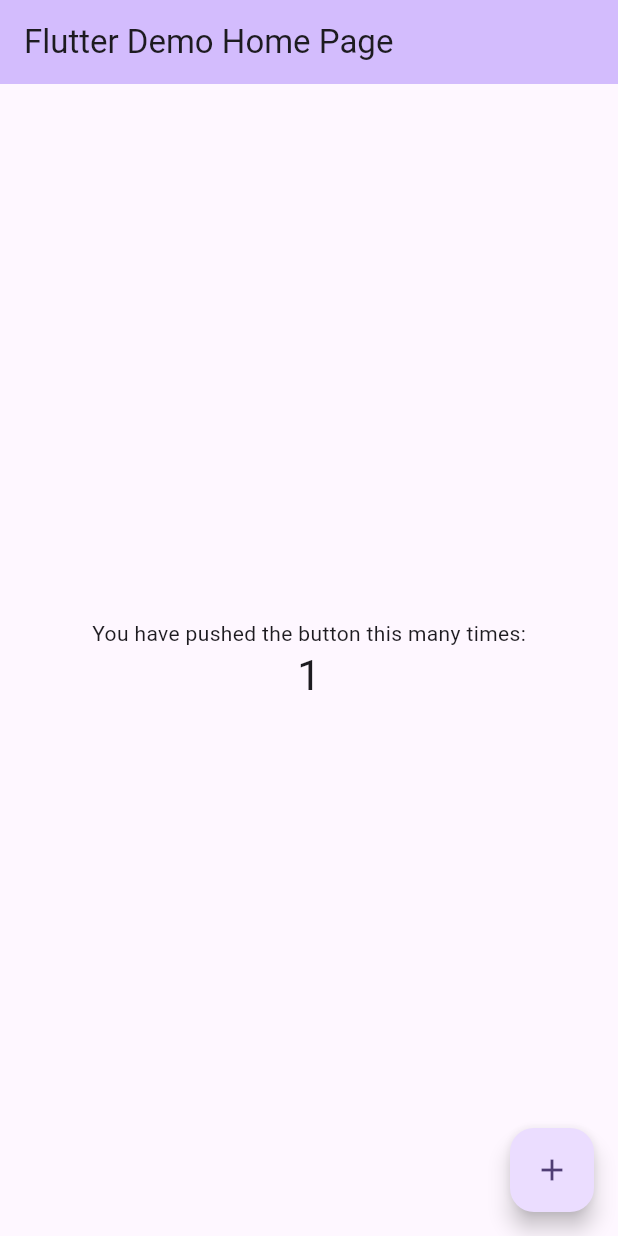
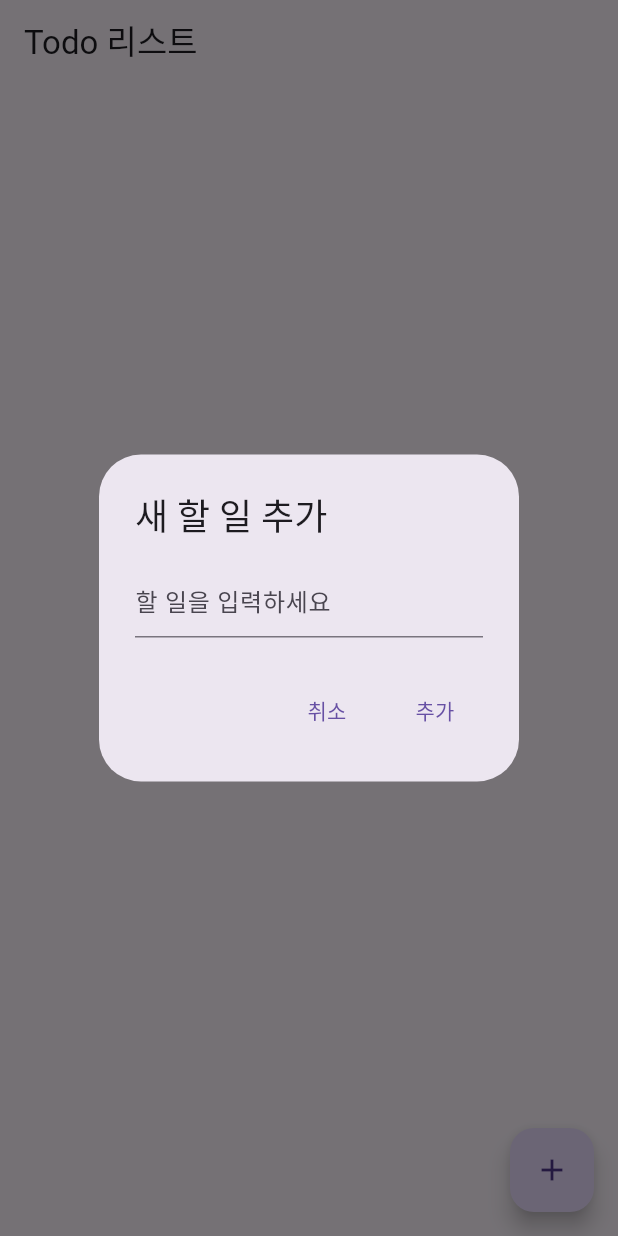
Before and after one commit to barmi/flutter_todo_app, a Flutter app: the screen it shows after launch, after a tap on the "add" icon, on a phone screen of 412 x 824 dp. Run offline on Flutter 3.47's test engine with Material 3 defaults, Android fonts, the light colour scheme and no system bars; our stand-ins replace sqflite; accounts and stored records are empty.

Commit message:
todo 기능 추가 - 참고: https://www.perplexity.ai/search/flutter-ro-to-do-appeul-mandeu-4v2y5dzeSSiSuePPHQJacA

```diff
--- a/lib/main.dart
+++ b/lib/main.dart
@@ -1,125 +1,15 @@
 import 'package:flutter/material.dart';
+import 'screens/todo_list_screen.dart';
 
-void main() {
-  runApp(const MyApp());
-}
+void main() => runApp(MyApp());
 
 class MyApp extends StatelessWidget {
-  const MyApp({super.key});
-
-  // This widget is the root of your application.
   @override
   Widget build(BuildContext context) {
     return MaterialApp(
-      title: 'Flutter Demo',
-      theme: ThemeData(
-        // This is the theme of your application.
-        //
-        // TRY THIS: Try running your application with "flutter run". You'll see
-        // the application has a purple toolbar. Then, without quitting the app,
-        // try changing the seedColor in the colorScheme below to Colors.green
-        // and then invoke "hot reload" (save your changes or press the "hot
-        // reload" button in a Flutter-supported IDE, or press "r" if you used
-        // the command line to start the app).
-        //
-        // Notice that the counter didn't reset back to zero; the application
-        // state is not lost during the reload. To reset the state, use hot
-        // restart instead.
-        //
-        // This works for code too, not just values: Most code changes can be
-        // tested with just a hot reload.
-        colorScheme: ColorScheme.fromSeed(seedColor: Colors.deepPurple),
-        useMaterial3: true,
-      ),
-      home: const MyHomePage(title: 'Flutter Demo Home Page'),
+      title: 'Flutter Todo App',
+      theme: ThemeData(primarySwatch: Colors.blue),
+      home: TodoListScreen(),
     );
   }
 }
-
-class MyHomePage extends StatefulWidget {
-  const MyHomePage({super.key, required this.title});
-
-  // This widget is the home page of your application. It is stateful, meaning
-  // that it has a State object (defined below) that contains fields that affect
-  // how it looks.
-
-  // This class is the configuration for the state. It holds the values (in this
-  // case the title) provided by the parent (in this case the App widget) and
-  // used by the build method of the State. Fields in a Widget subclass are
-  // always marked "final".
-
-  final String title;
-
-  @override
-  State<MyHomePage> createState() => _MyHomePageState();
-}
-
-class _MyHomePageState extends State<MyHomePage> {
-  int _counter = 0;
-
-  void _incrementCounter() {
-    setState(() {
-      // This call to setState tells the Flutter framework that something has
-      // changed in this State, which causes it to rerun the build method below
-      // so that the display can reflect the updated values. If we changed
-      // _counter without calling setState(), then the build method would not be
-      // called again, and so nothing would appear to happen.
-      _counter++;
-    });
-  }
-
-  @override
-  Widget build(BuildContext context) {
-    // This method is rerun every time setState is called, for instance as done
-    // by the _incrementCounter method above.
-    //
-    // The Flutter framework has been optimized to make rerunning build methods
-    // fast, so that you can just rebuild anything that needs updating rather
-    // than having to individually change instances of widgets.
-    return Scaffold(
-      appBar: AppBar(
-        // TRY THIS: Try changing the color here to a specific color (to
-        // Colors.amber, perhaps?) and trigger a hot reload to see the AppBar
-        // change color while the other colors stay the same.
-        backgroundColor: Theme.of(context).colorScheme.inversePrimary,
-        // Here we take the value from the MyHomePage object that was created by
-        // the App.build method, and use it to set our appbar title.
-        title: Text(widget.title),
-      ),
-      body: Center(
-        // Center is a layout widget. It takes a single child and positions it
-        // in the middle of the parent.
-        child: Column(
-          // Column is also a layout widget. It takes a list of children and
-          // arranges them vertically. By default, it sizes itself to fit its
-          // children horizontally, and tries to be as tall as its parent.
-          //
-          // Column has various properties to control how it sizes itself and
-          // how it positions its children. Here we use mainAxisAlignment to
-          // center the children vertically; the main axis here is the vertical
-          // axis because Columns are vertical (the cross axis would be
-          // horizontal).
-          //
-          // TRY THIS: Invoke "debug painting" (choose the "Toggle Debug Paint"
-          // action in the IDE, or press "p" in the console), to see the
-          // wireframe for each widget.
-          mainAxisAlignment: MainAxisAlignment.center,
-          children: <Widget>[
-            const Text(
-              'You have pushed the button this many times:',
-            ),
-            Text(
-              '$_counter',
-              style: Theme.of(context).textTheme.headlineMedium,
-            ),
-          ],
-        ),
-      ),
-      floatingActionButton: FloatingActionButton(
-        onPressed: _incrementCounter,
-        tooltip: 'Increment',
-        child: const Icon(Icons.add),
-      ), // This trailing comma makes auto-formatting nicer for build methods.
-    );
-  }
-}
--- /dev/null
+++ b/lib/models/todo.dart
@@ -0,0 +1,23 @@
+class Todo {
+  int? id;
+  String title;
+  bool isCompleted;
+
+  Todo({this.id, required this.title, this.isCompleted = false});
+
+  Map<String, dynamic> toMap() {
+    return {
+      'id': id,
+      'title': title,
+      'isCompleted': isCompleted ? 1 : 0,
+    };
+  }
+
+  factory Todo.fromMap(Map<String, dynamic> map) {
+    return Todo(
+      id: map['id'],
+      title: map['title'],
+      isCompleted: map['isCompleted'] == 1,
+    );
+  }
+}
--- /dev/null
+++ b/lib/screens/todo_list_screen.dart
@@ -0,0 +1,100 @@
+import 'package:flutter/material.dart';
+import '../models/todo.dart';
+import '../services/database_helper.dart';
+
+class TodoListScreen extends StatefulWidget {
+  @override
+  _TodoListScreenState createState() => _TodoListScreenState();
+}
+
+class _TodoListScreenState extends State<TodoListScreen> {
+  final dbHelper = DatabaseHelper.instance;
+  List<Todo> todos = [];
+
+  @override
+  void initState() {
+    super.initState();
+    _refreshTodoList();
+  }
+
+  void _refreshTodoList() async {
+    final list = await dbHelper.getTodos();
+    setState(() {
+      todos = list;
+    });
+  }
+
+  void _addTodo() async {
+    final todo = await showDialog<Todo>(
+      context: context,
+      builder: (BuildContext context) {
+        String title = '';
+        return AlertDialog(
+          title: Text('새 할 일 추가'),
+          content: TextField(
+            onChanged: (value) {
+              title = value;
+            },
+            decoration: InputDecoration(hintText: "할 일을 입력하세요"),
+          ),
+          actions: <Widget>[
+            TextButton(
+              child: Text('취소'),
+              onPressed: () => Navigator.of(context).pop(),
+            ),
+            TextButton(
+              child: Text('추가'),
+              onPressed: () {
+                Navigator.of(context).pop(Todo(title: title));
+              },
+            ),
+          ],
+        );
+      },
+    );
+
+    if (todo != null) {
+      await dbHelper.insertTodo(todo);
+      _refreshTodoList();
+    }
+  }
+
+  void _toggleTodoStatus(Todo todo) async {
+    todo.isCompleted = !todo.isCompleted;
+    await dbHelper.updateTodo(todo);
+    _refreshTodoList();
+  }
+
+  void _deleteTodo(int id) async {
+    await dbHelper.deleteTodo(id);
+    _refreshTodoList();
+  }
+
+  @override
+  Widget build(BuildContext context) {
+    return Scaffold(
+      appBar: AppBar(title: Text('Todo 리스트')),
+      body: ListView.builder(
+        itemCount: todos.length,
+        itemBuilder: (context, index) {
+          final todo = todos[index];
+          return ListTile(
+            title: Text(todo.title),
+            leading: Checkbox(
+              value: todo.isCompleted,
+              onChanged: (_) => _toggleTodoStatus(todo),
+            ),
+            trailing: IconButton(
+              icon: Icon(Icons.delete),
+              onPressed: () => _deleteTodo(todo.id!),
+            ),
+          );
+        },
+      ),
+      floatingActionButton: FloatingActionButton(
+        onPressed: _addTodo,
+        child: Icon(Icons.add),
+      ),
+    );
+  }
+}
--- /dev/null
+++ b/lib/services/database_helper.dart
@@ -0,0 +1,64 @@
+import 'package:sqflite/sqflite.dart';
+import 'package:path/path.dart';
+
+import '../models/todo.dart';
+
+class DatabaseHelper {
+  static final DatabaseHelper instance = DatabaseHelper._init();
+  static Database? _database;
+
+  DatabaseHelper._init();
+
+  Future<Database> get database async {
+    if (_database != null) return _database!;
+    _database = await _initDB('todos.db');
+    return _database!;
+  }
+
+  Future<Database> _initDB(String filePath) async {
+    final dbPath = await getDatabasesPath();
+    final path = join(dbPath, filePath);
+
+    return await openDatabase(path, version: 1, onCreate: _createDB);
+  }
+
+  Future _createDB(Database db, int version) async {
+    await db.execute('''
+      CREATE TABLE todos(
+        id INTEGER PRIMARY KEY AUTOINCREMENT,
+        title TEXT,
+        isCompleted INTEGER
+      )
+    ''');
+  }
+
+  Future<int> insertTodo(Todo todo) async {
+    final db = await database;
+    return await db.insert('todos', todo.toMap());
+  }
+
+  Future<List<Todo>> getTodos() async {
+    final db = await database;
+    final List<Map<String, dynamic>> maps = await db.query('todos');
+    return List.generate(maps.length, (i) => Todo.fromMap(maps[i]));
+  }
+
+  Future<int> updateTodo(Todo todo) async {
+    final db = await database;
+    return await db.update(
+      'todos',
+      todo.toMap(),
+      where: 'id = ?',
+      whereArgs: [todo.id],
+    );
+  }
+
+  Future<int> deleteTodo(int id) async {
+    final db = await database;
+    return await db.delete(
+      'todos',
+      where: 'id = ?',
+      whereArgs: [id],
+    );
+  }
+}
--- a/pubspec.yaml
+++ b/pubspec.yaml
@@ -35,6 +35,8 @@ dependencies:
   # The following adds the Cupertino Icons font to your application.
   # Use with the CupertinoIcons class for iOS style icons.
   cupertino_icons: ^1.0.8
+  sqflite: ^2.2.0+3
+  path: ^1.8.2
 
 dev_dependencies:
   flutter_test:
```
Also changed, not shown: pubspec.lock, 7 other files.
